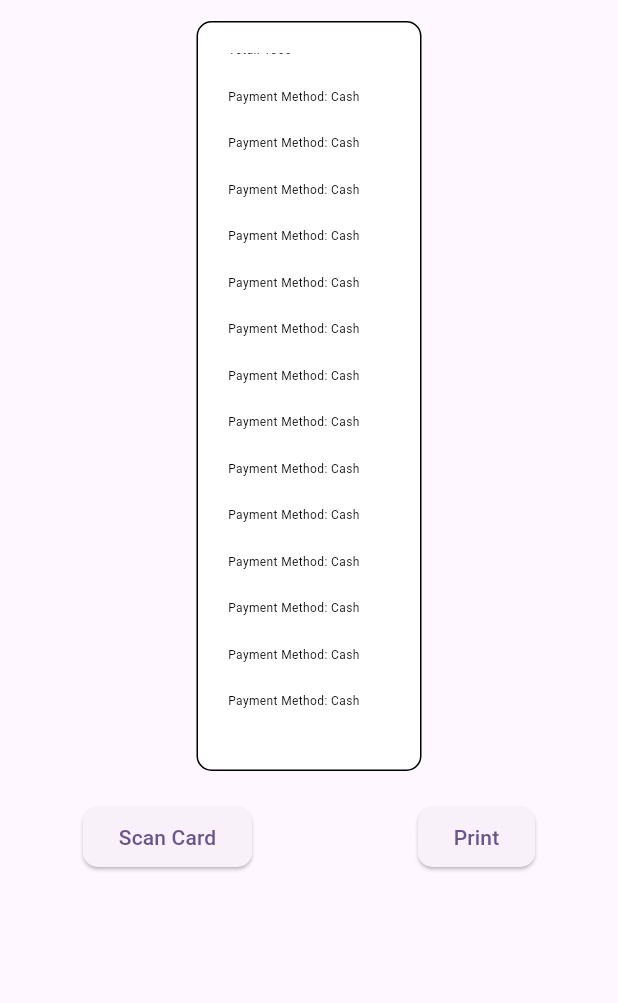
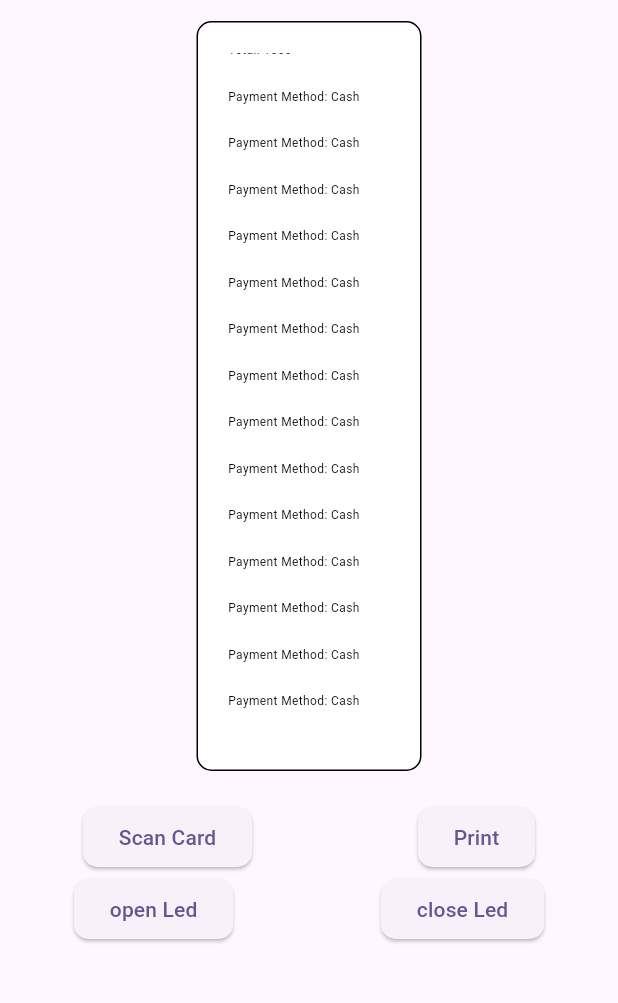
Before and after one commit to AndrewArcorp/sunmi-sdk, a Flutter app: the HomeScreen screen opened directly, scrolled down 93 dp, on a phone screen of 412 x 824 dp, the part 63-1066 px from its top. Run offline on Flutter 3.47's test engine with Material 3 defaults, Android fonts, the phone set to English and light mode, and no system bars; our stand-ins replace get_it, logger.

Commit message:
test led control

```diff
--- a/lib/example/home_screen.dart
+++ b/lib/example/home_screen.dart
@@ -1,6 +1,7 @@
 import 'package:flutter/material.dart';
 import 'package:sunmi_p2_sdk/example/reciept_screen.dart';
 import 'package:sunmi_p2_sdk/service/card_reader.dart';
+import 'package:sunmi_p2_sdk/service/led_control.dart';
 import 'package:sunmi_p2_sdk/service/printer_service.dart';
 import 'package:sunmi_p2_sdk/service/service_locator.dart';
 
@@ -61,7 +62,8 @@ class _HomeScreenState extends State<HomeScreen> {
                 ),
               );
             }
-            return Column(
+            return SingleChildScrollView(
+              child: Column(
                 mainAxisAlignment: MainAxisAlignment.start,
                 crossAxisAlignment: CrossAxisAlignment.center,
                 mainAxisSize: MainAxisSize.max,
@@ -106,7 +108,39 @@ class _HomeScreenState extends State<HomeScreen> {
                       ),
                     ],
                   ),
+                  Row(
+                    mainAxisAlignment: MainAxisAlignment.spaceAround,
+                    children: [
+                      ElevatedButton(
+                        style: ButtonStyle(
+                          shape: WidgetStateProperty.all(
+                            RoundedRectangleBorder(
+                              borderRadius: BorderRadius.circular(10),
+                            ),
+                          ),
+                        ),
+                        onPressed: () {
+                          getIt<LedControl>().openLed();
+                        },
+                        child: const Text("open Led"),
+                      ),
+                      ElevatedButton(
+                        style: ButtonStyle(
+                          shape: WidgetStateProperty.all(
+                            RoundedRectangleBorder(
+                              borderRadius: BorderRadius.circular(10),
+                            ),
+                          ),
+                        ),
+                        onPressed: () {
+                          getIt<LedControl>().closeLed();
+                        },
+                        child: const Text("close Led"),
+                      ),
                     ],
+                  )
+                ],
+              ),
             );
           },
         ),
--- /dev/null
+++ b/lib/service/led_control.dart
@@ -0,0 +1,32 @@
+import 'package:flutter/services.dart';
+import 'package:logger/logger.dart';
+import 'package:sunmi_p2_sdk/model/card_data.dart';
+import 'package:sunmi_p2_sdk/utils/constants.dart';
+
+class LedControl {
+  late MethodChannel platform;
+  late Logger logger;
+
+  CardData? data;
+
+  LedControl() {
+    platform = const MethodChannel(Constants.sunmiP2SdkChannel);
+    logger = Logger();
+  }
+
+  Future<void> openLed() async {
+    try {
+      await platform.invokeMethod(Constants.openLed, {'color': 'RED_LIGHT'});
+    } catch (e) {
+      logger.e('Failed to open Led', stackTrace: StackTrace.current, error: e);
+    }
+  }
+
+  Future<void> closeLed() async {
+    try {
+      await platform.invokeMethod(Constants.closeLed, {'color': 'RED_LIGHT'});
+    } catch (e) {
+      logger.e('Failed to close Led', stackTrace: StackTrace.current, error: e);
+    }
+  }
+}
--- a/lib/service/service_locator.dart
+++ b/lib/service/service_locator.dart
@@ -1,6 +1,7 @@
 import 'package:get_it/get_it.dart';
 import 'package:logger/logger.dart';
 import 'package:sunmi_p2_sdk/service/card_reader.dart';
+import 'package:sunmi_p2_sdk/service/led_control.dart';
 import 'package:sunmi_p2_sdk/service/printer_service.dart';
 import 'package:sunmi_p2_sdk/service/sunmi_sdk.dart';
 
@@ -11,4 +12,5 @@ void setup() {
   getIt.registerLazySingleton<CardReader>(() => CardReader());
   getIt.registerLazySingleton<Logger>(() => Logger());
   getIt.registerLazySingleton<PrinterService>(() => PrinterService());
+  getIt.registerLazySingleton<LedControl>(() => LedControl());
 }
--- a/lib/utils/constants.dart
+++ b/lib/utils/constants.dart
@@ -9,4 +9,7 @@ class Constants {
   static const String sunmiP2SdkEventChannel = 'sunmi_p2_sdk_event';
 
   static const String printBitmap = 'printBitmap';
+
+  static const String openLed = 'openLed';
+  static const String closeLed = 'closeLed';
 }
--- a/pubspec.yaml
+++ b/pubspec.yaml
@@ -2,7 +2,7 @@ name: sunmi_p2_sdk
 description: "A new Flutter project."
 # The following line prevents the package from being accidentally published to
 # pub.dev using `flutter pub publish`. This is preferred for private packages.
-publish_to: 'none' # Remove this line if you wish to publish to pub.dev
+publish_to: "none" # Remove this line if you wish to publish to pub.dev
 
 # The following defines the version and build number for your application.
 # A version number is three numbers separated by dots, like 1.2.43
@@ -19,7 +19,7 @@ publish_to: 'none' # Remove this line if you wish to publish to pub.dev
 version: 1.0.0+1
 
 environment:
-  sdk: '>=3.4.3 <4.0.0'
+  sdk: ">=3.4.3 <4.0.0"
 
 # Dependencies specify other packages that your package needs in order to work.
 # To automatically upgrade your package dependencies to the latest versions
@@ -30,7 +30,6 @@ environment:
 dependencies:
   flutter:
     sdk: flutter
-
 
   # The following adds the Cupertino Icons font to your application.
   # Use with the CupertinoIcons class for iOS style icons.
@@ -54,7 +53,6 @@ dev_dependencies:
 
 # The following section is specific to Flutter packages.
 flutter:
-
   # The following line ensures that the Material Icons font is
   # included with your application, so that you can use the icons in
   # the material Icons class.
```
Also changed, not shown: pubspec.lock, 4 other files. Lines whose indentation alone changed are shown as unchanged.
